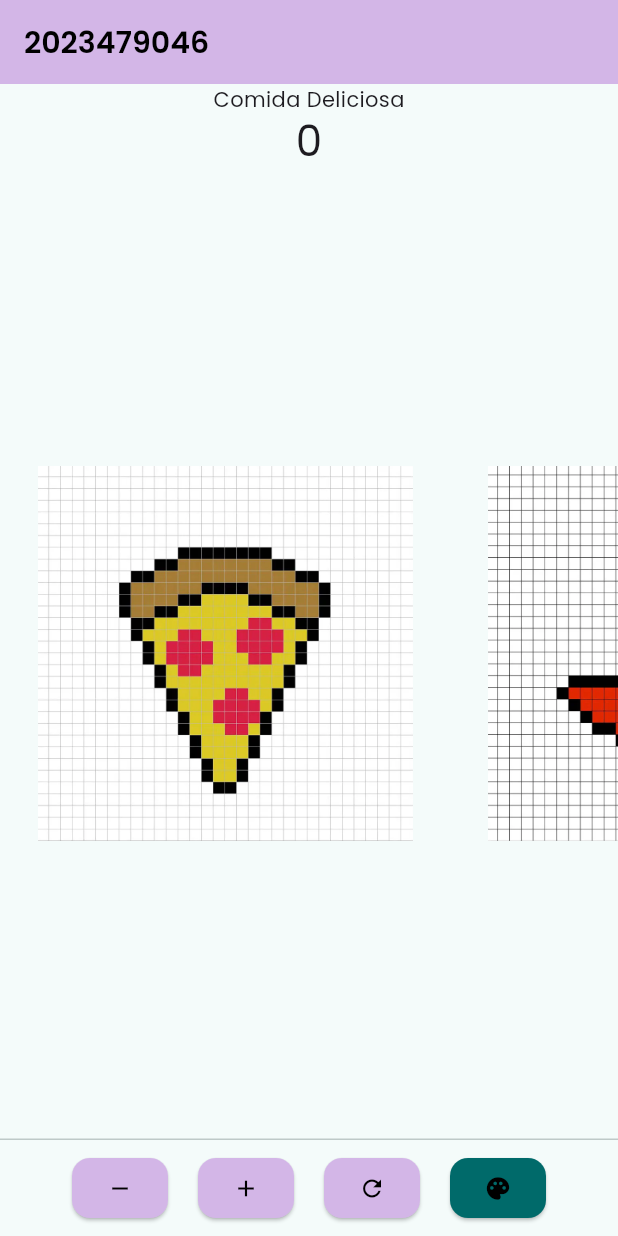
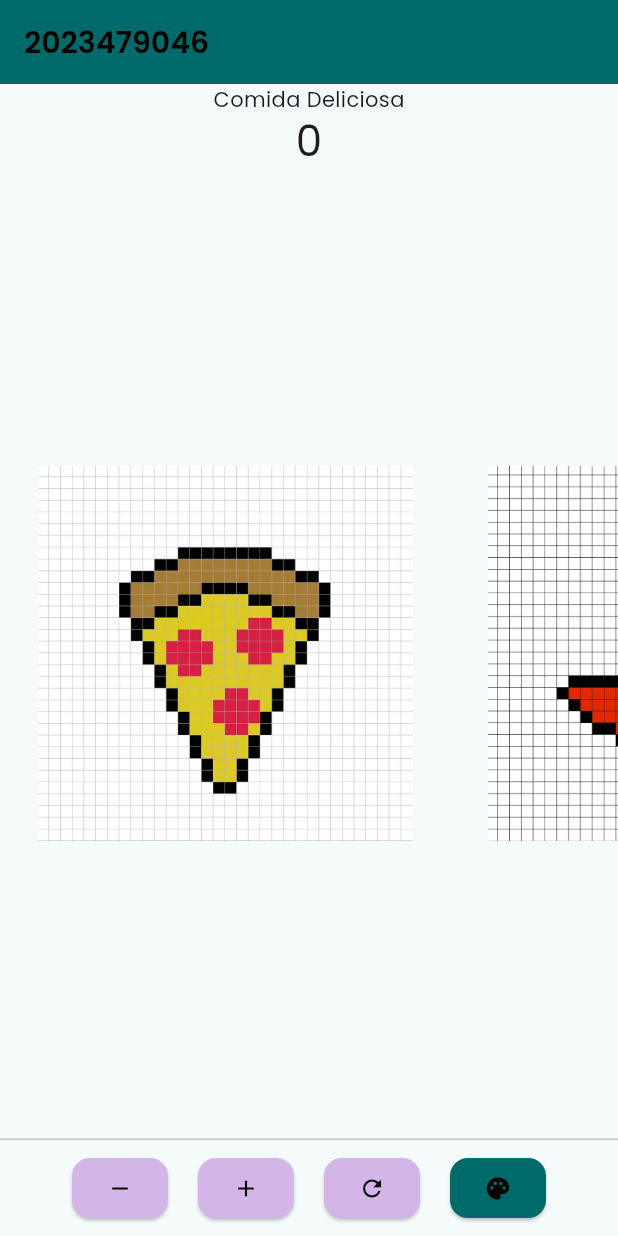
Before and after one commit to Bastian-Correa/3479A321_2023479046, a Flutter app: the screen it shows after launch, on a phone screen of 412 x 824 dp. Run offline on Flutter 3.47's test engine with Material 3 defaults, Android fonts, the phone set to English and light mode, and no system bars; our stand-ins replace google_fonts, logger.

Commit message:
Cambio pequeño
Cambio de color de la parte de arriba

```diff
--- a/Lab2/lib/pages/home.dart
+++ b/Lab2/lib/pages/home.dart
@@ -180,7 +180,9 @@ class _MyHomePageState extends State<MyHomePage> {
   Widget build(BuildContext context) {
     return Scaffold(
       appBar: AppBar(
-        backgroundColor: _themeColor, // Usa el color elegido de la paleta
+        backgroundColor: Theme.of(
+          context,
+        ).colorScheme.primary, // Usa el color elegido de la paleta primary
         title: Text(widget.title),
       ),
       body: Center(
```
